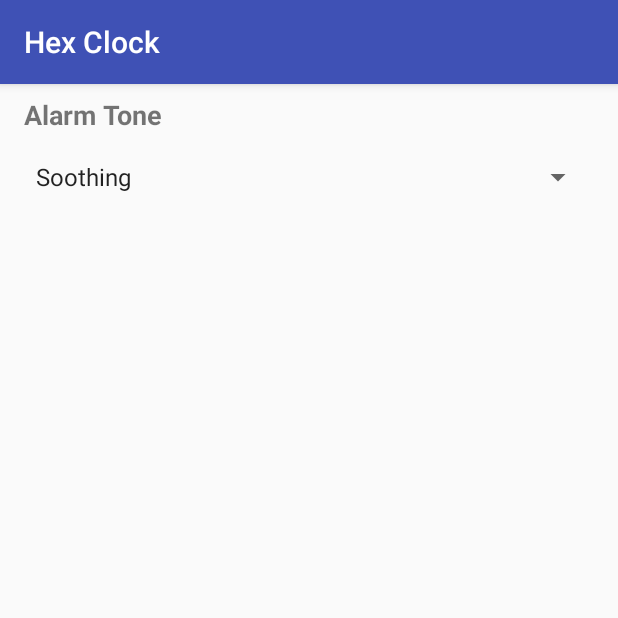
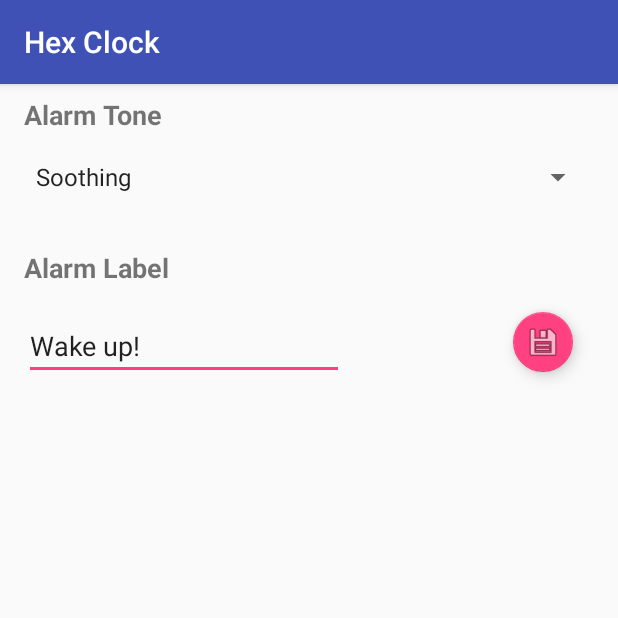
Before and after one commit to adiv2/HexClock, an Android app: the screen it shows after launch (SettingsActivity), in the options menu, after a tap on "Clock Settings", on a phone screen of 412 x 824 dp, the top half of it. Run offline under Robolectric (Android 15) with nearby library versions, the phone set to English and light mode, and no system bars.

Commit message:
Added set alarm label in clock settings.

```diff
--- a/app/src/main/java/com/apps/aditya/hc0/FullscreenActivity.java
+++ b/app/src/main/java/com/apps/aditya/hc0/FullscreenActivity.java
@@ -84,9 +84,9 @@ public class FullscreenActivity extends AppCompatActivity
             ActionBar actionBar = getSupportActionBar();
             if (actionBar != null)
             {
-                actionBar.show();
+                //actionBar.show();
             }
-            mControlsView.setVisibility(View.VISIBLE);
+            mControlsView.setVisibility(View.INVISIBLE);
         }
     };
     private boolean mVisible;
@@ -132,6 +132,10 @@ public class FullscreenActivity extends AppCompatActivity
                         WindowManager.LayoutParams.FLAG_TURN_SCREEN_ON);
 
         setContentView(R.layout.activity_fullscreen);
+        SharedPreferences sharedPreferences = getSharedPreferences(MyPREFERENCES, Context.MODE_PRIVATE);
+        String alarmLabel = sharedPreferences.getString("alarmLabel","Wake Up!");
+        TextView tv = (TextView) findViewById(R.id.dtext);
+        tv.setText(alarmLabel);
 
         PowerManager pm = (PowerManager) getSystemService(Context.POWER_SERVICE);
         wl = pm.newWakeLock(PowerManager.RELEASE_FLAG_WAIT_FOR_NO_PROXIMITY, "My Tag");
--- a/app/src/main/java/com/apps/aditya/hc0/MainActivity.java
+++ b/app/src/main/java/com/apps/aditya/hc0/MainActivity.java
@@ -41,10 +41,16 @@ public class MainActivity extends AppCompatActivity
         int min = sharedPreferences.getInt("ringMin",0);
         int hr = sharedPreferences.getInt("ringHour",0);
         ampm = sharedPreferences.getString("ampm","AM");
+        String alarmLabel = sharedPreferences.getString("alarmLabel","Wake Up!");
         alarmText=hr+" : "+min+" "+ampm;
+        if(min <10 ){alarmText=hr+" : 0"+min+" "+ampm;}
+        if(hr <10 ){alarmText="0"+hr+" : "+min+" "+ampm;}
+        if(min<10 && hr<10 ){alarmText="0"+hr+" : 0"+min+" "+ampm;}
 
         TextView tv = (TextView) findViewById(R.id.textView1);
+        TextView tv1 = (TextView) findViewById(R.id.mainLabel);
         tv.setText(alarmText);
+        tv1.setText(alarmLabel);
 
         if (ContextCompat.checkSelfPermission(this.getApplicationContext(),
                 Manifest.permission.READ_EXTERNAL_STORAGE)
--- a/app/src/main/java/com/apps/aditya/hc0/Picker.java
+++ b/app/src/main/java/com/apps/aditya/hc0/Picker.java
@@ -43,7 +43,8 @@ public class Picker extends AppCompatActivity
         int displayHour = ringHour;
         int displayMin = ringMin;
         if(ringHour==0 && h!=0){ringHour=24;}
-        if(ringHour<=h && ringMin<m){ringHour=ringHour+24;}
+        if(ringHour<h){ringHour=ringHour+24;}
+        if(ringHour==h && ringMin<m){ringHour=ringHour+24;}
         ringMin = (ringMin*60)-(m*60)-s;
         ringHour = (ringHour*60*60)-(h*60*60);
         ringMin = ringMin + ringHour;
--- a/app/src/main/java/com/apps/aditya/hc0/SettingsActivity.java
+++ b/app/src/main/java/com/apps/aditya/hc0/SettingsActivity.java
@@ -1,15 +1,16 @@
 package com.apps.aditya.hc0;
 
-import android.app.Activity;
 import android.content.Context;
+import android.content.Intent;
 import android.content.SharedPreferences;
 import android.support.v7.app.AppCompatActivity;
 import android.os.Bundle;
-import android.util.Log;
 import android.view.View;
 import android.widget.AdapterView;
 import android.widget.ArrayAdapter;
+import android.widget.EditText;
 import android.widget.Spinner;
+import android.widget.TextView;
 import android.widget.Toast;
 
 public class SettingsActivity extends AppCompatActivity
@@ -24,11 +25,19 @@ public class SettingsActivity extends AppCompatActivity
         setContentView(R.layout.activity_settings);
         sharedPreferences = getSharedPreferences(MyPREFERENCES, Context.MODE_PRIVATE);
         editor = sharedPreferences.edit();
+        String alarmLabel = sharedPreferences.getString("alarmLabel","Wake up!");
+        EditText et = (EditText) findViewById(R.id.editText);
+        et.setText(alarmLabel);
         Spinner spinner = (Spinner) findViewById(R.id.spinner);
         ArrayAdapter<CharSequence> adapter = ArrayAdapter.createFromResource(this, R.array.tunes, android.R.layout.simple_spinner_item);
         adapter.setDropDownViewResource(android.R.layout.simple_spinner_dropdown_item);
         spinner.setAdapter(adapter);
-        spinner.setSelection(0,false);
+        int posx=0;
+        if(sharedPreferences.getString("tune","10").equalsIgnoreCase("Inspiring"))
+        {
+            posx=1;
+        }
+        spinner.setSelection(posx,false);
         spinner.setOnItemSelectedListener(new AdapterView.OnItemSelectedListener() {
 
             /**
@@ -51,4 +60,14 @@ public class SettingsActivity extends AppCompatActivity
         });
 
     }
+
+    public void saveLabel(View view)
+    {
+        EditText et = (EditText) findViewById(R.id.editText);
+        String alarmLabel= et.getText().toString();
+        editor.putString("alarmLabel",alarmLabel);
+        editor.commit();
+        Intent intent = new Intent(this,MainActivity.class);
+        startActivity(intent);
+    }
 }
--- a/app/src/main/res/layout/activity_fullscreen.xml
+++ b/app/src/main/res/layout/activity_fullscreen.xml
@@ -1,4 +1,5 @@
 <?xml version="1.0" encoding="utf-8"?>
+
 <RelativeLayout
     xmlns:android="http://schemas.android.com/apk/res/android"
     xmlns:app="http://schemas.android.com/apk/res-auto"
--- a/app/src/main/res/layout/activity_main.xml
+++ b/app/src/main/res/layout/activity_main.xml
@@ -29,7 +29,7 @@
         android:textColor="@color/colorPrimary"
         android:layout_width="wrap_content"
         android:layout_height="wrap_content"
-        android:id="@+id/textView2"
+        android:id="@+id/mainLabel"
         android:layout_alignParentTop="true"
         android:layout_alignParentStart="true"
         android:textSize="50px"
--- a/app/src/main/res/layout/activity_settings.xml
+++ b/app/src/main/res/layout/activity_settings.xml
@@ -1,6 +1,7 @@
 <?xml version="1.0" encoding="utf-8"?>
 <RelativeLayout
     xmlns:android="http://schemas.android.com/apk/res/android"
+    xmlns:app="http://schemas.android.com/apk/res-auto"
     xmlns:tools="http://schemas.android.com/tools"
     android:id="@+id/activity_settings"
     android:layout_width="match_parent"
@@ -29,4 +30,41 @@
         android:layout_alignParentStart="true"
         android:layout_marginTop="17dp"
         android:id="@+id/spinner"/>
+
+    <TextView
+        android:text="Alarm Label"
+        android:textStyle="bold"
+        android:layout_width="wrap_content"
+        android:layout_height="wrap_content"
+        android:id="@+id/settingLabel"
+        android:textSize="18sp"
+        android:layout_marginTop="36dp"
+        android:layout_below="@+id/spinner"
+        android:layout_alignParentStart="true"/>
+
+    <EditText
+        android:layout_width="wrap_content"
+        android:layout_height="wrap_content"
+        android:inputType="textPersonName"
+        android:text=""
+        android:ems="10"
+        android:layout_below="@+id/settingLabel"
+        android:layout_alignParentStart="true"
+        android:layout_marginTop="17dp"
+        android:id="@+id/editText"
+        />
+
+    <android.support.design.widget.FloatingActionButton
+        android:layout_width="wrap_content"
+        android:layout_height="wrap_content"
+        android:clickable="true"
+        app:fabSize="mini"
+        app:srcCompat="@android:drawable/ic_menu_save"
+        android:layout_alignTop="@+id/editText"
+        android:layout_alignParentEnd="true"
+        android:layout_marginEnd="14dp"
+        android:id="@+id/floatingActionButton3"
+        android:onClick="saveLabel"/>
+
+
 </RelativeLayout>
```
